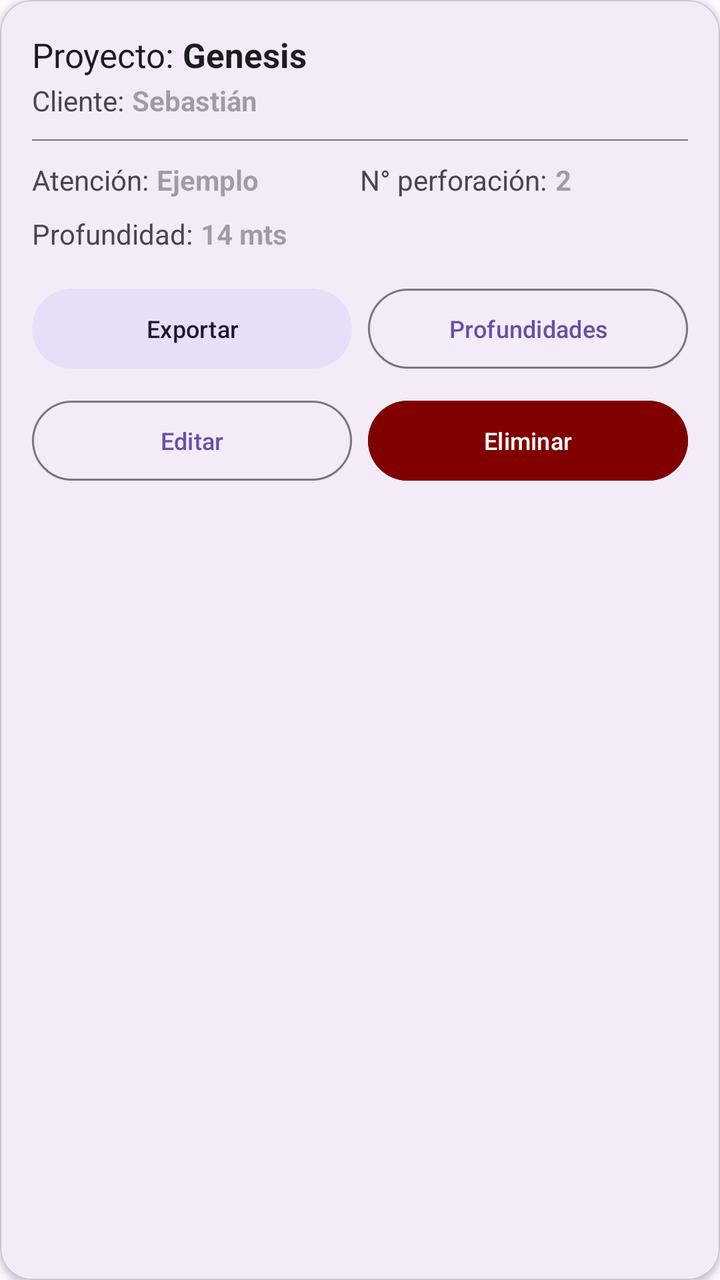
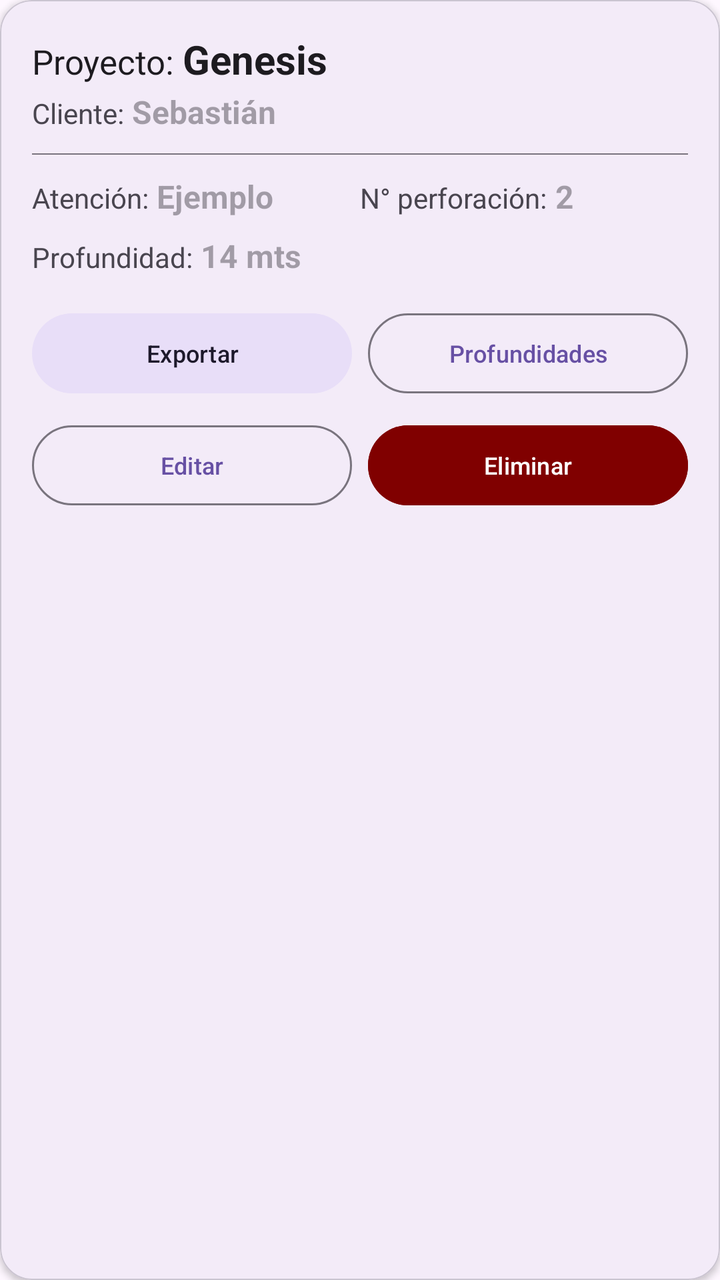

Compare the two renders of this Android layout. The source of the first and the diff that turns it into the second are given below.
<!-- AndroidManifest.xml: application theme Base.Theme.Proyecto_German -->
<!-- res/layout/item_perforacion.xml -->
<?xml version="1.0" encoding="utf-8"?>
<com.google.android.material.card.MaterialCardView xmlns:android="http://schemas.android.com/apk/res/android"
    xmlns:app="http://schemas.android.com/apk/res-auto"
    android:layout_width="match_parent"
    android:layout_height="wrap_content"
    android:layout_marginHorizontal="12dp"
    android:layout_marginVertical="6dp"
    app:cardCornerRadius="16dp"
    app:cardElevation="2dp"
    app:strokeWidth="0.5dp"
    app:strokeColor="?attr/colorOutlineVariant">

    <LinearLayout
        android:layout_width="match_parent"
        android:layout_height="wrap_content"
        android:orientation="vertical"
        android:padding="16dp">
        <LinearLayout
            android:layout_width="match_parent"
            android:layout_height="wrap_content"
            android:orientation="horizontal">
            <TextView
                android:id="@+id/proyecto"
                android:layout_width="wrap_content"
                android:layout_height="wrap_content"
                android:text="Proyecto: "
                android:textSize="17sp"
                android:textColor="?attr/colorOnSurface" />
            <TextView
                android:id="@+id/proyecto_value"
                android:layout_width="wrap_content"
                android:layout_height="wrap_content"
                android:text="Genesis"
                android:textSize="17sp"
                android:textStyle="bold"
                android:textColor="?attr/colorOnSurface" />
        </LinearLayout>


        <LinearLayout
            android:layout_width="match_parent"
            android:layout_height="wrap_content"
            android:orientation="horizontal"
            android:layout_marginTop="2dp"
            android:layout_marginBottom="10dp">
            <TextView
                android:id="@+id/cliente"
                android:layout_width="wrap_content"
                android:layout_height="wrap_content"
                android:text="Cliente:"
                android:textSize="14sp"
                android:textColor="?attr/colorOnSurfaceVariant"
                android:layout_marginEnd="4dp"/>
            <TextView
                android:id="@+id/valor_cliente"
                android:layout_width="wrap_content"
                android:layout_height="wrap_content"
                android:hint="Sebastián"
                android:textSize="14sp"
                android:textStyle="bold"
                android:textColor="?attr/colorOnSurface" />
        </LinearLayout>

        <View
            android:layout_width="match_parent"
            android:layout_height="0.5dp"
            android:background="@color/outline"
            android:layout_marginBottom="10dp" />

        <LinearLayout
            android:layout_width="match_parent"
            android:layout_height="wrap_content"
            android:orientation="horizontal"
            android:layout_marginBottom="8dp">

            <LinearLayout
                android:layout_width="0dp"
                android:layout_height="wrap_content"
                android:layout_weight="1"
                android:orientation="horizontal">
                <TextView
                    android:id="@+id/atencion"
                    android:layout_width="wrap_content"
                    android:layout_height="wrap_content"
                    android:text="Atención:"
                    android:textSize="14sp"
                    android:textColor="?attr/colorOnSurfaceVariant"
                    android:layout_marginEnd="4dp"/>
                <TextView
                    android:id="@+id/valor_atencion"
                    android:layout_width="wrap_content"
                    android:layout_height="wrap_content"
                    android:hint="Ejemplo"
                    android:textSize="14sp"
                    android:textStyle="bold"
                    android:textColor="?attr/colorOnSurface"/>
            </LinearLayout>

            <LinearLayout
                android:layout_width="0dp"
                android:layout_height="wrap_content"
                android:layout_weight="1"
                android:orientation="horizontal">
                <TextView
                    android:id="@+id/numero_perforacion"
                    android:layout_width="wrap_content"
                    android:layout_height="wrap_content"
                    android:text="N° perforación:"
                    android:textSize="14sp"
                    android:textColor="?attr/colorOnSurfaceVariant"
                    android:layout_marginEnd="4dp"/>
                <TextView
                    android:id="@+id/valor_numero_perforacion"
                    android:layout_width="wrap_content"
                    android:layout_height="wrap_content"
                    android:hint="2"
                    android:textStyle="bold"
                    android:textSize="14sp"
                    android:textColor="?attr/colorOnSurface" />
            </LinearLayout>
        </LinearLayout>

        <LinearLayout
            android:layout_width="match_parent"
            android:layout_height="wrap_content"
            android:orientation="horizontal"
            android:layout_marginBottom="14dp">
            <TextView
                android:id="@+id/profundiad"
                android:layout_width="wrap_content"
                android:layout_height="wrap_content"
                android:text="Profundidad:"
                android:textSize="14sp"
                android:textColor="?attr/colorOnSurfaceVariant"
                android:layout_marginEnd="4dp"/>
            <TextView
                android:id="@+id/valor_profundiad"
                android:layout_width="wrap_content"
                android:layout_height="wrap_content"
                android:hint="14 mts"
                android:textSize="14sp"
                android:textStyle="bold"
                android:textColor="?attr/colorOnSurface" />
        </LinearLayout>

        <LinearLayout
            android:id="@+id/contendor_botones"
            android:layout_width="match_parent"
            android:layout_height="wrap_content"
            android:orientation="horizontal">

            <com.google.android.material.button.MaterialButton
                android:id="@+id/btnExportar"
                style="@style/Widget.Material3.Button.TonalButton"
                android:layout_width="0dp"
                android:layout_height="wrap_content"
                android:layout_weight="1"
                android:layout_marginEnd="4dp"
                android:text="Exportar"
                android:textSize="12sp"
                app:iconSize="16dp" />

            <com.google.android.material.button.MaterialButton
                android:id="@+id/btnVerProfundidades"
                style="@style/Widget.Material3.Button.OutlinedButton"
                android:layout_width="0dp"
                android:layout_height="wrap_content"
                android:layout_weight="1"
                android:layout_marginStart="4dp"
                android:text="Profundidades"
                android:textSize="12sp" />
        </LinearLayout>

        <LinearLayout
            android:layout_width="match_parent"
            android:layout_height="wrap_content"
            android:layout_marginTop="8dp"
            android:orientation="horizontal">

            <com.google.android.material.button.MaterialButton
                android:id="@+id/btnEditarProfundidad"
                style="@style/Widget.Material3.Button.OutlinedButton"
                android:layout_width="0dp"
                android:layout_height="wrap_content"
                android:layout_weight="1"
                android:layout_marginEnd="4dp"
                android:text="Editar"
                android:textSize="12sp" />

            <com.google.android.material.button.MaterialButton
                android:id="@+id/btnEliminarProfundidad"
                android:layout_width="0dp"
                android:layout_height="wrap_content"
                android:layout_weight="1"
                android:layout_marginStart="4dp"
                android:backgroundTint="@color/bordo"
                android:textColor="@color/white"
                android:text="Eliminar"
                android:textSize="12sp" />
        </LinearLayout>
    </LinearLayout>
</com.google.android.material.card.MaterialCardView>
<!-- resources referenced by this layout -->
<resources>
  <color name="bordo">#800000</color>
  <color name="outline">#79747E</color>
  <color name="white">#FFFFFFFF</color>
  <style name="Base.Theme.Proyecto_German" parent="Theme.Material3.DayNight.NoActionBar">
          
          
      </style>
</resources>

<!-- the commit's change to res/layout/item_perforacion.xml (unified diff, before → after) -->
@@ -31,7 +31,7 @@
                 android:layout_width="wrap_content"
                 android:layout_height="wrap_content"
                 android:text="Genesis"
-                android:textSize="17sp"
+                android:textSize="20sp"
                 android:textStyle="bold"
                 android:textColor="?attr/colorOnSurface" />
         </LinearLayout>
@@ -56,7 +56,7 @@
                 android:layout_width="wrap_content"
                 android:layout_height="wrap_content"
                 android:hint="Sebastián"
-                android:textSize="14sp"
+                android:textSize="16sp"
                 android:textStyle="bold"
                 android:textColor="?attr/colorOnSurface" />
         </LinearLayout>
@@ -91,7 +91,7 @@
                     android:layout_width="wrap_content"
                     android:layout_height="wrap_content"
                     android:hint="Ejemplo"
-                    android:textSize="14sp"
+                    android:textSize="16sp"
                     android:textStyle="bold"
                     android:textColor="?attr/colorOnSurface"/>
             </LinearLayout>
@@ -115,7 +115,7 @@
                     android:layout_height="wrap_content"
                     android:hint="2"
                     android:textStyle="bold"
-                    android:textSize="14sp"
+                    android:textSize="16sp"
                     android:textColor="?attr/colorOnSurface" />
             </LinearLayout>
         </LinearLayout>
@@ -138,7 +138,7 @@
                 android:layout_width="wrap_content"
                 android:layout_height="wrap_content"
                 android:hint="14 mts"
-                android:textSize="14sp"
+                android:textSize="16sp"
                 android:textStyle="bold"
                 android:textColor="?attr/colorOnSurface" />
         </LinearLayout>
